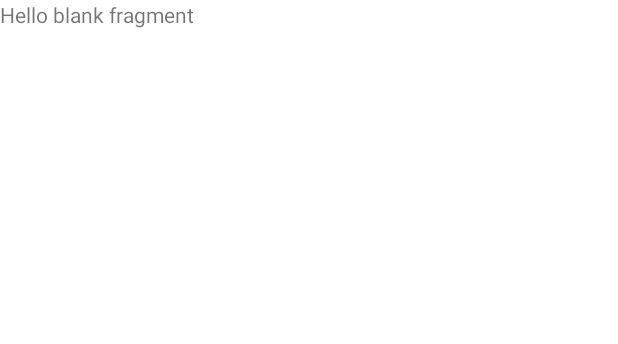
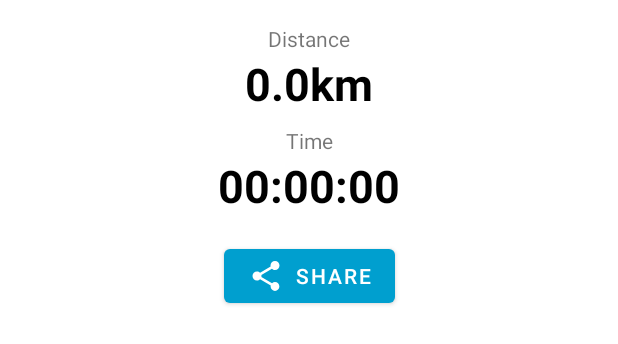
Before and after one commit to fuad022/DistanceTrackerApp, an Android app: the layout fragment_result.xml on its own in the app's theme, with its tools: preview values and no code run, on a phone screen of 412 x 824 dp. Shown: the top 344 px of the screen. Run offline under Robolectric (Android 15) with nearby library versions, the phone set to English and light mode, and no system bars.

Commit message:
Design ResultFragment layout.

```diff
--- a/app/src/main/java/com/example/distancetrackerapp/ui/result/ResultFragment.kt
+++ b/app/src/main/java/com/example/distancetrackerapp/ui/result/ResultFragment.kt
@@ -6,8 +6,9 @@ import android.view.LayoutInflater
 import android.view.View
 import android.view.ViewGroup
 import com.example.distancetrackerapp.R
+import com.google.android.material.bottomsheet.BottomSheetDialogFragment
 
-class ResultFragment : Fragment() {
+class ResultFragment : BottomSheetDialogFragment() {
 
     override fun onCreateView(
         inflater: LayoutInflater, container: ViewGroup?,
--- /dev/null
+++ b/app/src/main/res/drawable/ic_share.xml
@@ -0,0 +1,10 @@
+<vector xmlns:android="http://schemas.android.com/apk/res/android"
+    android:width="24dp"
+    android:height="24dp"
+    android:viewportWidth="24"
+    android:viewportHeight="24"
+    android:tint="?attr/colorControlNormal">
+  <path
+      android:fillColor="@android:color/white"
+      android:pathData="M18,16.08c-0.76,0 -1.44,0.3 -1.96,0.77L8.91,12.7c0.05,-0.23 0.09,-0.46 0.09,-0.7s-0.04,-0.47 -0.09,-0.7l7.05,-4.11c0.54,0.5 1.25,0.81 2.04,0.81 1.66,0 3,-1.34 3,-3s-1.34,-3 -3,-3 -3,1.34 -3,3c0,0.24 0.04,0.47 0.09,0.7L8.04,9.81C7.5,9.31 6.79,9 6,9c-1.66,0 -3,1.34 -3,3s1.34,3 3,3c0.79,0 1.5,-0.31 2.04,-0.81l7.12,4.16c-0.05,0.21 -0.08,0.43 -0.08,0.65 0,1.61 1.31,2.92 2.92,2.92 1.61,0 2.92,-1.31 2.92,-2.92s-1.31,-2.92 -2.92,-2.92z"/>
+</vector>
--- a/app/src/main/res/layout/fragment_result.xml
+++ b/app/src/main/res/layout/fragment_result.xml
@@ -1,14 +1,66 @@
 <?xml version="1.0" encoding="utf-8"?>
-<FrameLayout xmlns:android="http://schemas.android.com/apk/res/android"
+<androidx.constraintlayout.widget.ConstraintLayout xmlns:android="http://schemas.android.com/apk/res/android"
+    xmlns:app="http://schemas.android.com/apk/res-auto"
     xmlns:tools="http://schemas.android.com/tools"
     android:layout_width="match_parent"
-    android:layout_height="match_parent"
+    android:layout_height="wrap_content"
     tools:context=".ui.result.ResultFragment">
 
-    <!-- TODO: Update blank fragment layout -->
     <TextView
-        android:layout_width="match_parent"
-        android:layout_height="match_parent"
-        android:text="@string/hello_blank_fragment" />
+        android:id="@+id/distance_textView"
+        android:layout_width="wrap_content"
+        android:layout_height="wrap_content"
+        android:layout_marginTop="16dp"
+        android:text="@string/distance"
+        app:layout_constraintEnd_toEndOf="parent"
+        app:layout_constraintStart_toStartOf="parent"
+        app:layout_constraintTop_toTopOf="parent" />
 
-</FrameLayout>
+    <TextView
+        android:id="@+id/distanceValue_textView"
+        android:layout_width="wrap_content"
+        android:layout_height="wrap_content"
+        android:text="0.0km"
+        android:textColor="@color/black"
+        android:textSize="30sp"
+        android:textStyle="bold"
+        app:layout_constraintEnd_toEndOf="parent"
+        app:layout_constraintStart_toStartOf="parent"
+        app:layout_constraintTop_toBottomOf="@id/distance_textView" />
+
+    <TextView
+        android:id="@+id/time_textView"
+        android:layout_width="wrap_content"
+        android:layout_height="wrap_content"
+        android:layout_marginTop="8dp"
+        android:text="@string/time"
+        app:layout_constraintEnd_toEndOf="parent"
+        app:layout_constraintStart_toStartOf="parent"
+        app:layout_constraintTop_toBottomOf="@id/distanceValue_textView" />
+
+    <TextView
+        android:id="@+id/timeValue_textView"
+        android:layout_width="wrap_content"
+        android:layout_height="wrap_content"
+        android:text="00:00:00"
+        android:textColor="@color/black"
+        android:textSize="30sp"
+        android:textStyle="bold"
+        app:layout_constraintEnd_toEndOf="parent"
+        app:layout_constraintStart_toStartOf="parent"
+        app:layout_constraintTop_toBottomOf="@id/time_textView" />
+
+    <Button
+        android:id="@+id/share_button"
+        android:layout_width="wrap_content"
+        android:layout_height="wrap_content"
+        android:layout_marginTop="16dp"
+        android:layout_marginBottom="16dp"
+        android:text="@string/share"
+        app:icon="@drawable/ic_share"
+        app:layout_constraintBottom_toBottomOf="parent"
+        app:layout_constraintEnd_toEndOf="parent"
+        app:layout_constraintStart_toStartOf="parent"
+        app:layout_constraintTop_toBottomOf="@id/timeValue_textView" />
+
+</androidx.constraintlayout.widget.ConstraintLayout>
--- a/app/src/main/res/navigation/nav_graph.xml
+++ b/app/src/main/res/navigation/nav_graph.xml
@@ -25,7 +25,7 @@
             android:id="@+id/action_mapsFragment_to_resultFragment"
             app:destination="@id/resultFragment" />
     </fragment>
-    <fragment
+    <dialog
         android:id="@+id/resultFragment"
         android:name="com.example.distancetrackerapp.ui.result.ResultFragment"
         android:label="fragment_result"
@@ -33,5 +33,5 @@
         <action
             android:id="@+id/action_resultFragment_to_mapsFragment"
             app:destination="@id/mapsFragment" />
-    </fragment>
+    </dialog>
 </navigation>
--- a/app/src/main/res/values/strings.xml
+++ b/app/src/main/res/values/strings.xml
@@ -10,4 +10,7 @@
     <string name="start">Start</string>
     <string name="tap_on_my_location_button">Tap on My Location Button.</string>
     <string name="_3">3</string>
+    <string name="distance">Distance</string>
+    <string name="time">Time</string>
+    <string name="share">Share</string>
 </resources>
```
